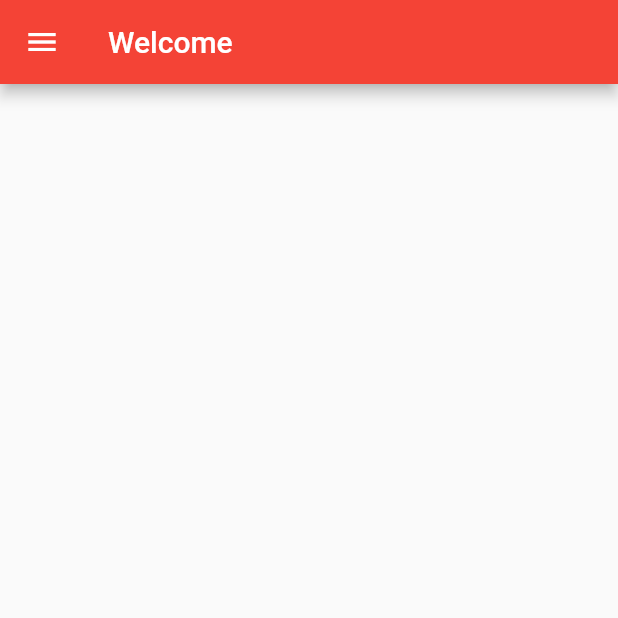
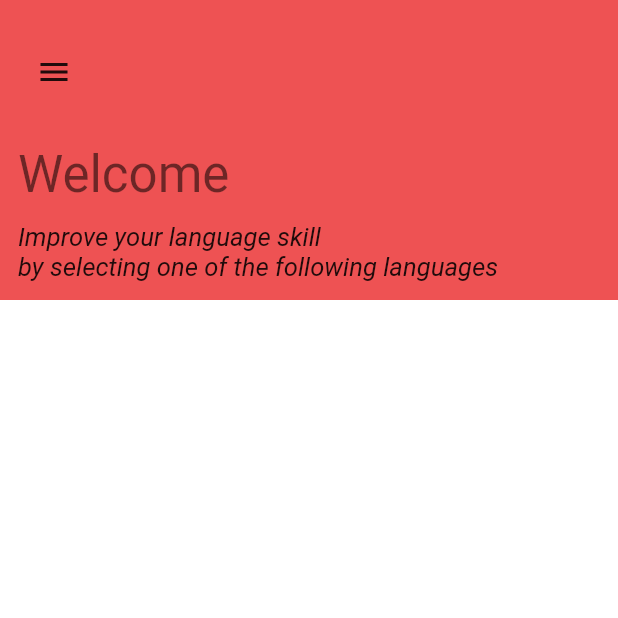
Before and after one commit to arifulUTM/Pathfinder, a Flutter app: the screen it shows after launch, on a phone screen of 412 x 824 dp, the top half of it. Run offline on Flutter 3.47's test engine with Material 2 defaults, Android fonts, the phone set to English and light mode, and no system bars; drawn by our look-alikes of flutter_advanced_drawer; our stand-ins replace carousel_slider, geolocator, google_maps_flutter.

Commit message:
drawer check

```diff
--- /dev/null
+++ b/pathfinder/lib/dra/drawer_data.dart
@@ -0,0 +1,115 @@
+import 'package:flutter/material.dart';
+import 'package:pathfinder/currency_converter/currency.dart';
+
+class DrawerData extends StatelessWidget {
+  const DrawerData();
+  @override
+  Widget build(BuildContext context) {
+    final List<DrawerItem> drawer = [
+      DrawerItem('Profile', Icons.account_circle),
+      DrawerItem('Messages', Icons.message),
+      DrawerItem('Activity', Icons.compare_arrows),
+      DrawerItem('Bookmarks', Icons.bookmark),
+      DrawerItem('Sign Out', Icons.exit_to_app),
+    ];
+    return SingleChildScrollView(
+      child: Padding(
+        padding: const EdgeInsets.fromLTRB(24, 48, 24, 12),
+        child: Column(
+          mainAxisAlignment: MainAxisAlignment.start,
+          crossAxisAlignment: CrossAxisAlignment.start,
+          children: [
+            Image.asset('assets/images/malaysia.jpg'),
+            Text(
+              'Pathfinder',
+              style: Theme.of(context).textTheme.headline4,
+            ),
+            const Divider(
+              color: Colors.white54,
+            ),
+            ListTile(
+              onTap: () {},
+              leading: Icon(Icons.home),
+              title: Text('Home'),
+            ),
+            ListTile(
+              onTap: () {},
+              leading: Icon(Icons.account_circle_rounded),
+              title: Text('Profile'),
+            ),
+            ListTile(
+              onTap: () {},
+              leading: Icon(Icons.money),
+              title: Text('Currency Converter'),
+            ),
+            ListTile(
+              onTap: () {},
+              leading: Icon(Icons.settings),
+              title: Text('Nearby'),
+            ),
+            ListTile(
+              onTap: () {
+                Navigator.push(
+                    context, MaterialPageRoute(builder: (_) => Currency()));
+              },
+              leading: Icon(Icons.settings),
+              title: Text('Currency Converter'),
+            ),
+            const Divider(
+              color: Colors.white54,
+            ),
+            Container(
+              height: 48,
+              width: double.infinity,
+              child: Row(
+                mainAxisAlignment: MainAxisAlignment.start,
+                crossAxisAlignment: CrossAxisAlignment.center,
+                children: [
+                  Padding(
+                    padding: const EdgeInsets.all(8.0),
+                    child: Icon(Icons.share),
+                  ),
+                  Padding(
+                    padding: const EdgeInsets.all(12.0),
+                    child: Text(
+                      'Tell a Friend',
+                      style: TextStyle(fontSize: 16),
+                    ),
+                  )
+                ],
+              ),
+            ),
+            Container(
+              height: 48,
+              width: double.infinity,
+              child: Row(
+                mainAxisAlignment: MainAxisAlignment.start,
+                crossAxisAlignment: CrossAxisAlignment.center,
+                children: [
+                  Padding(
+                    padding: const EdgeInsets.all(8.0),
+                    child: Icon(Icons.help_outline),
+                  ),
+                  Padding(
+                    padding: const EdgeInsets.all(12.0),
+                    child: Text(
+                      'Help and Feedback',
+                      style: TextStyle(fontSize: 16),
+                    ),
+                  )
+                ],
+              ),
+            )
+          ],
+        ),
+      ),
+    );
+  }
+}
+
+class DrawerItem {
+  final String name;
+  final IconData icon;
+
+  const DrawerItem(this.name, this.icon);
+}
--- /dev/null
+++ b/pathfinder/lib/dra/home_form.dart
@@ -0,0 +1,99 @@
+import 'package:flutter/material.dart';
+import 'drawer_data.dart';
+import 'slider.dart';
+
+class HomeForm extends StatefulWidget {
+  const HomeForm({Key key}) : super(key: key);
+
+  @override
+  _HomeFormState createState() => _HomeFormState();
+}
+
+class _HomeFormState extends State<HomeForm>
+    with SingleTickerProviderStateMixin {
+  // Animation Controller
+  AnimationController _animationController;
+
+  @override
+  void initState() {
+    super.initState();
+
+    _animationController =
+        AnimationController(vsync: this, duration: Duration(milliseconds: 300));
+  }
+
+  _toggleAnimation() {
+    _animationController.isDismissed
+        ? _animationController.forward()
+        : _animationController.reverse();
+  }
+
+  @override
+  void dispose() {
+    _animationController.dispose();
+    super.dispose();
+  }
+
+  @override
+  Widget build(BuildContext context) {
+    final rightSlide = MediaQuery.of(context).size.width * 0.6;
+    return AnimatedBuilder(
+      animation: _animationController,
+      builder: (context, child) {
+        double slide = rightSlide * _animationController.value;
+        double scale = 1 - (_animationController.value * 0.3);
+        return Stack(
+          children: [
+            Scaffold(
+              backgroundColor: const Color(0xff22a6b3),
+              body: const DrawerData(),
+            ),
+            Transform(
+              transform: Matrix4.identity()
+                ..translate(slide)
+                ..scale(scale),
+              alignment: Alignment.center,
+              child: Scaffold(
+                backgroundColor: Colors.white,
+                appBar: PreferredSize(
+                  preferredSize: Size.fromHeight(200),
+                  child: Container(
+                    color: const Color(0xffee5253),
+                    child: Padding(
+                      padding: const EdgeInsets.fromLTRB(12, 24, 12, 12),
+                      child: Column(
+                        crossAxisAlignment: CrossAxisAlignment.start,
+                        mainAxisAlignment: MainAxisAlignment.start,
+                        children: [
+                          IconButton(
+                            onPressed: () => _toggleAnimation(),
+                            icon: AnimatedIcon(
+                              icon: AnimatedIcons.menu_close,
+                              progress: _animationController,
+                            ),
+                          ),
+                          Padding(
+                            padding: const EdgeInsets.only(top: 24, bottom: 12),
+                            child: Text(
+                              'Welcome',
+                              style: Theme.of(context).textTheme.headline4,
+                            ),
+                          ),
+                          const Text(
+                            'Improve your language skill\nby selecting one of the following languages',
+                            style: TextStyle(
+                                fontSize: 17, fontStyle: FontStyle.italic),
+                          )
+                        ],
+                      ),
+                    ),
+                  ),
+                ),
+              ),
+            )
+          ],
+        );
+      },
+    );
+  }
+}
--- a/pathfinder/lib/drawer/drawer.dart
+++ b/pathfinder/lib/drawer/drawer.dart
@@ -1,6 +1,7 @@
 import 'package:flutter/material.dart';
 import 'package:flutter_advanced_drawer/flutter_advanced_drawer.dart';
 import 'package:pathfinder/currency_converter/currency.dart';
+import 'package:pathfinder/slider/slider.dart';
 
 class SidebarPage extends StatefulWidget {
   @override
@@ -64,7 +65,6 @@ class _SidebarPageState extends State<SidebarPage> {
                   clipBehavior: Clip.antiAlias,
                   decoration: BoxDecoration(
                     color: Colors.black26,
-                    shape: BoxShape.circle,
                   ),
                   child: Image.asset(
                     'assets/images/malaysia.jpg',
@@ -91,7 +91,12 @@ class _SidebarPageState extends State<SidebarPage> {
                 ListTile(
                   onTap: () {},
                   leading: Icon(Icons.settings),
-                  title: Text('Settings'),
+                  title: Text('Nearby'),
+                ),
+                ListTile(
+                  onTap: () {},
+                  leading: Icon(Icons.settings),
+                  title: Text('Covid Nearby Contact'),
                 ),
                 Spacer(),
                 DefaultTextStyle(
--- a/pathfinder/lib/main.dart
+++ b/pathfinder/lib/main.dart
@@ -1,11 +1,8 @@
 import 'package:flutter/material.dart';
-import 'package:firebase_core/firebase_core.dart';
-import 'package:pathfinder/drawer/drawer.dart';
-import 'package:flutter/cupertino.dart';
 
-void main() async {
-  WidgetsFlutterBinding.ensureInitialized();
-  await Firebase.initializeApp();
+import 'package:pathfinder/dra/home_form.dart';
+
+void main() {
   runApp(MyApp());
 }
 
@@ -14,13 +11,14 @@ class MyApp extends StatelessWidget {
   @override
   Widget build(BuildContext context) {
     return MaterialApp(
-      title: 'Pathfinder',
+      title: 'Flutter Demo',
+      debugShowCheckedModeBanner: false,
       theme: ThemeData(
         primarySwatch: Colors.blue,
         visualDensity: VisualDensity.adaptivePlatformDensity,
       ),
       darkTheme: ThemeData.dark(),
-      home: SidebarPage(),
+      home: const HomeForm(),
     );
   }
 }
--- a/pathfinder/pubspec.yaml
+++ b/pathfinder/pubspec.yaml
@@ -49,6 +49,8 @@ dependencies:
   curved_animation_controller: ^1.1.0+1
   collapsible_sidebar: ^2.0.0
   flutter_advanced_drawer: ^1.2.0
+  carousel_slider: ^3.0.0
+  kt_drawer_menu: ^0.0.6
 
 dev_dependencies:
   flutter_test:
```
Also changed, not shown: pathfinder/lib/dra/slider.dart (added, +95 -0 lines), pathfinder/lib/slider/slider.dart (added, +95 -0 lines), pathfinder/pubspec.lock.
